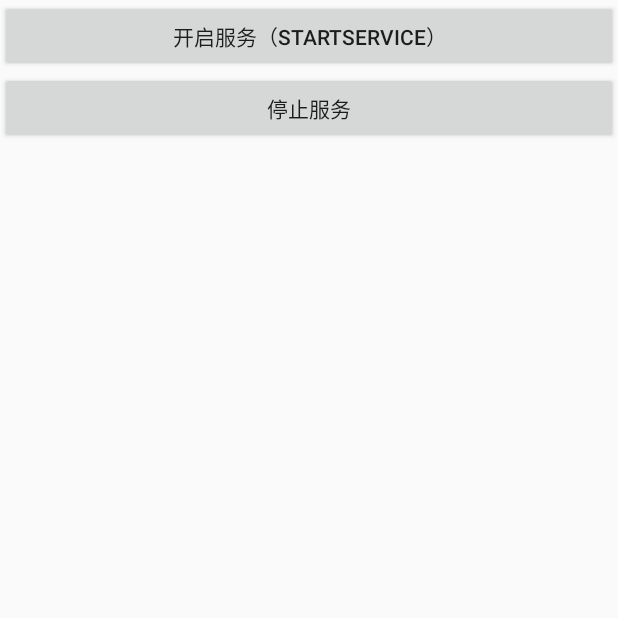
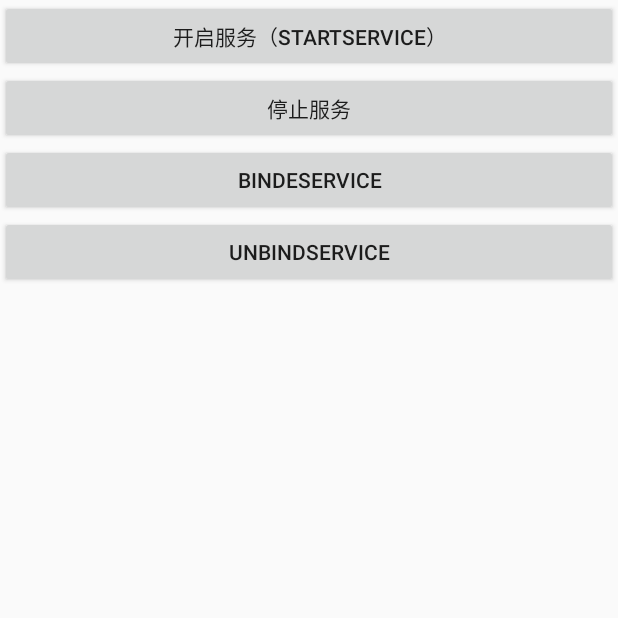
Before and after one commit to peigangwei2016/MyDemos, an Android app: the screen it shows after launch (ServiceActivity), on a phone screen of 412 x 824 dp, the top half of it. Run offline under Robolectric (Android 15) with nearby library versions, the phone set to English and light mode, and no system bars.

Commit message:
BindService和unBinderService的练习和实现步骤

```diff
--- a/src/main/java/com/sunny/mydemos/services/ServiceActivity.java
+++ b/src/main/java/com/sunny/mydemos/services/ServiceActivity.java
@@ -1,32 +1,74 @@
 package com.sunny.mydemos.services;
 
 import android.app.Activity;
+import android.content.ComponentName;
 import android.content.Intent;
+import android.content.ServiceConnection;
 import android.os.Bundle;
+import android.os.IBinder;
+import android.util.Log;
 import android.view.View;
 import android.widget.Button;
+import android.widget.Toast;
 
 import com.sunny.mydemos.R;
 
 /**
  * Created by Administrator on 2016/9/1.
+ * BindService调用步骤
+ * 1.定义ServiceConnection接口
+ * 2.实现ServiceConnection接口
+ * 3.创建调用接口的Intent
+ * 4.调用bindService方法传入Intent，ServiceConnect，Flag
+ * 5.绑定成功后在onServiceConnected方法中得到IBider的句柄对象，绑定失败调用onServiceDisconnected方法
+ * 6.通过句柄对象来调IBinder接口中定义的方法
+ * 7.解绑Service调用unBindService方法
  */
 public class ServiceActivity extends Activity {
     private android.widget.Button butStartService;
     private android.widget.Button butStopService;
     private Intent mIntent;
+    private Button butBindService;
+    private Button butUnBindService;
+//    1.定义ServiceConection接口
+    private ServiceConnection mServiceConn=new MyServiceConnection();
+    private String TAG = "ServiceActivity";
+
+    //    2.实现ServiceConnection接口
+    class MyServiceConnection implements ServiceConnection {
+
+        @Override
+        public void onServiceConnected(ComponentName name, IBinder service) {
+//            5.绑定成功后在onServiceConnected方法中得到IBider的句柄对象
+            Log.i(TAG, "onServiceConnected:BindService Success! ");
+//            6.通过句柄对象来调IBinder接口中定义的方法
+            SunnyService.MyIBinder myIBinder = (SunnyService.MyIBinder) service;
+            String value = myIBinder.hello("Sunny");
+            Toast.makeText(ServiceActivity.this, value, Toast.LENGTH_SHORT).show();
+
+        }
+
+        @Override
+
+        public void onServiceDisconnected(ComponentName name) {
+            Log.i(TAG, "onServiceDisconnected: BindService Fail!");
+        }
+    }
 
     @Override
     protected void onCreate(Bundle savedInstanceState) {
         super.onCreate(savedInstanceState);
         setContentView(R.layout.activity_service);
+        this.butUnBindService = (Button) findViewById(R.id.butUnBindService);
+        this.butBindService = (Button) findViewById(R.id.butBindService);
         this.butStopService = (Button) findViewById(R.id.butStopService);
         this.butStartService = (Button) findViewById(R.id.butStartService);
+
 //        开启服务
         butStartService.setOnClickListener(new View.OnClickListener() {
             @Override
             public void onClick(View v) {
-                mIntent = new Intent(ServiceActivity.this,SunnyIntentService.class);
+                mIntent = new Intent(ServiceActivity.this, SunnyIntentService.class);
                 startService(mIntent);
             }
         });
@@ -38,5 +80,29 @@ public class ServiceActivity extends Activity {
             }
         });
 
+//        BindService
+        butBindService.setOnClickListener(new View.OnClickListener() {
+            @Override
+            public void onClick(View v) {
+//                3.创建调用接口的Intent
+//                Intent intent=new Intent(ServiceActivity.this,SunnyService.class);
+//                调用远程Service
+                Intent intent=new Intent();
+//                intent.setComponent()
+//                4.调用bindService方法传入Intent，ServiceConnect，Flag
+                bindService(intent,mServiceConn,BIND_AUTO_CREATE);
+
+            }
+        });
+
+//        UnBindService
+        butUnBindService.setOnClickListener(new View.OnClickListener() {
+            @Override
+            public void onClick(View v) {
+//                7.解绑Service调用unBindService方法
+                unbindService(mServiceConn);
+            }
+        });
+
     }
 }
--- a/src/main/res/layout/activity_service.xml
+++ b/src/main/res/layout/activity_service.xml
@@ -15,4 +15,18 @@
         android:text="停止服务"
         android:id="@+id/butStopService"
         android:layout_gravity="right" />
+
+    <Button
+        android:layout_width="match_parent"
+        android:layout_height="wrap_content"
+        android:text="BindeService"
+        android:id="@+id/butBindService"
+        android:layout_gravity="center_horizontal"/>
+
+    <Button
+        android:layout_width="match_parent"
+        android:layout_height="wrap_content"
+        android:text="UnBindService"
+        android:id="@+id/butUnBindService"
+        android:layout_gravity="center_horizontal"/>
 </LinearLayout>
```
Also changed, not shown: src/main/java/com/sunny/mydemos/services/SunnyService.java (+30 -3 lines), 1 other file.
